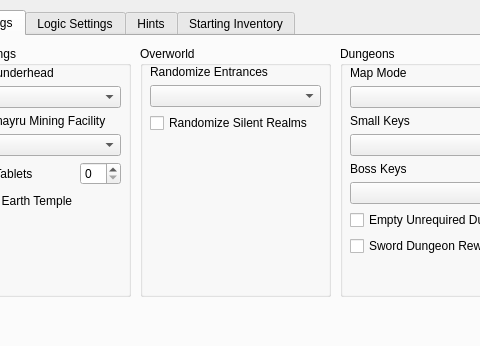
Above: gui/randogui.ui from ssrando/ssrando before the change; both pictures show x 292 to 772 and y 0 to 346 of the 1051 by 734 pixel window. Below: the same form after it.
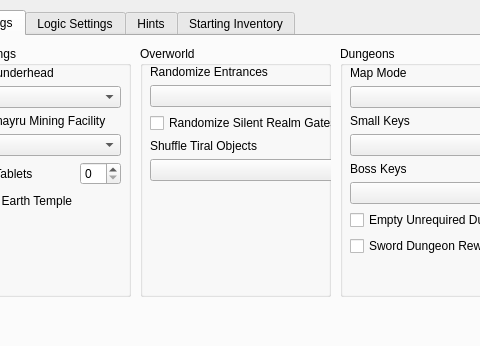
That is the form after the change. The open tabs and pages were chosen to show the change.

What changed in the file:
```diff
--- a/gui/randogui.ui
+++ b/gui/randogui.ui
@@ -1115,7 +1115,7 @@
         <rect>
          <x>10</x>
          <y>19</y>
-         <width>171</width>
+         <width>206</width>
          <height>221</height>
         </rect>
        </property>
@@ -1144,10 +1144,24 @@
         <item>
          <widget class="QCheckBox" name="option_randomize_trials">
           <property name="text">
-           <string>Randomize Silent Realms</string>
+           <string>Randomize Silent Realm Gates</string>
           </property>
          </widget>
         </item>
+        <item>
+         <layout class="QVBoxLayout" name="verticalLayout_31">
+          <item>
+           <widget class="QLabel" name="label_4">
+            <property name="text">
+             <string>Shuffle Tiral Objects</string>
+            </property>
+           </widget>
+          </item>
+          <item>
+           <widget class="QComboBox" name="option_shuffle_trial_objects"/>
+          </item>
+         </layout>
+        </item>
         <item>
          <spacer name="verticalSpacer">
           <property name="orientation">
```
